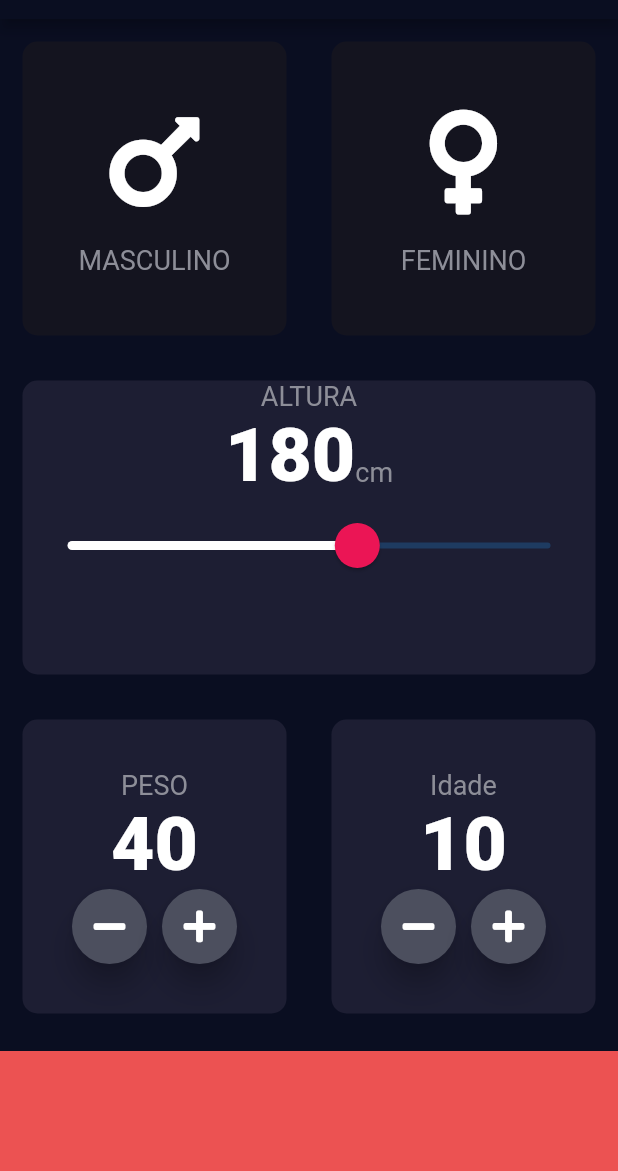
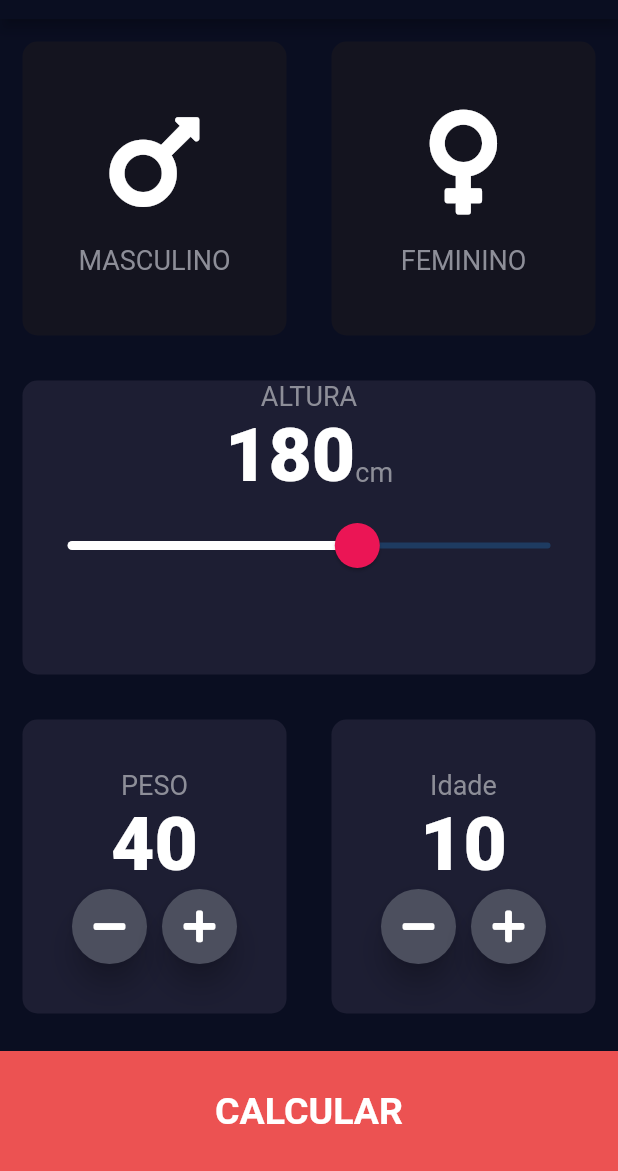
Before and after one commit to eddycn3/estudos_flutter, a Flutter app: the screen it shows after launch, on a phone screen of 412 x 824 dp, the part 65-1236 px from its top. Run offline on Flutter 3.47's test engine with Material 2 defaults, Android fonts, the phone set to English and light mode, and no system bars; our stand-ins replace audioplayers, font_awesome_flutter, rflutter_alert.

Commit message:
bmi done

```diff
--- a/bmi_calculator/lib/Pages/input_page.dart
+++ b/bmi_calculator/lib/Pages/input_page.dart
@@ -1,14 +1,13 @@
+import 'package:bmi_calculator/calculator_brain.dart';
 import 'package:bmi_calculator/widgets/button_icon.dart';
+import 'package:bmi_calculator/widgets/calc_large_bottom_button.dart';
 import 'package:bmi_calculator/widgets/icon_gender.dart';
 import 'package:bmi_calculator/widgets/reusable_card.dart';
 import 'package:flutter/material.dart';
 import 'package:font_awesome_flutter/font_awesome_flutter.dart';
-
+import '../app_enums.dart';
 import '../constants.dart';
-
-enum GenderType { mars, venus }
-
-enum ButtonType { minus, plus }
+import "result_page.dart";
 
 class InputPage extends StatefulWidget {
   @override
@@ -16,18 +15,17 @@ class InputPage extends StatefulWidget {
 }
 
 class _InputPageState extends State<InputPage> {
-  GenderType selectedGender;
-  int height = 180;
-  int peso = 40;
-  int idade = 10;
+  GenderType _selectedGender;
+  int _altura = 180;
+  int _peso = 40;
+  int _idade = 10;
 
   setPeso(ButtonType btnT) {
-    var pVar = peso;
     setState(() {
       if (btnT == ButtonType.minus) {
-        peso--;
+        _peso--;
       } else {
-        peso++;
+        _peso++;
       }
     });
   }
@@ -46,12 +44,12 @@ class _InputPageState extends State<InputPage> {
               children: <Widget>[
                 Expanded(
                   child: ReusableCard(
-                    updateColor: () {
+                    onTapped: () {
                       setState(() {
-                        selectedGender = GenderType.mars;
+                        _selectedGender = GenderType.mars;
                       });
                     },
-                    reusableCardColor: selectedGender == GenderType.mars
+                    reusableCardColor: _selectedGender == GenderType.mars
                         ? kactiveColor
                         : kinactiveColor,
                     reusableCardChild: IconGender(
@@ -62,12 +60,12 @@ class _InputPageState extends State<InputPage> {
                 ),
                 Expanded(
                   child: ReusableCard(
-                    updateColor: () {
+                    onTapped: () {
                       setState(() {
-                        selectedGender = GenderType.venus;
+                        _selectedGender = GenderType.venus;
                       });
                     },
-                    reusableCardColor: selectedGender == GenderType.venus
+                    reusableCardColor: _selectedGender == GenderType.venus
                         ? kactiveColor
                         : kinactiveColor,
                     reusableCardChild: IconGender(
@@ -93,7 +91,7 @@ class _InputPageState extends State<InputPage> {
                   textBaseline: TextBaseline.alphabetic,
                   children: <Widget>[
                     Text(
-                      height.toString(),
+                      _altura.toString(),
                       style: knumberStyle,
                     ),
                     Text(
@@ -112,12 +110,12 @@ class _InputPageState extends State<InputPage> {
                       overlayShape:
                           RoundSliderOverlayShape(overlayRadius: 30.0)),
                   child: Slider(
-                    value: height.toDouble(),
+                    value: _altura.toDouble(),
                     min: 120.0,
                     max: 220.0,
                     onChanged: (double newValue) {
                       setState(() {
-                        height = newValue.round();
+                        _altura = newValue.round();
                       });
                     },
                   ),
@@ -139,7 +137,7 @@ class _InputPageState extends State<InputPage> {
                         style: klabelStyle,
                       ),
                       Text(
-                        peso.toString(),
+                        _peso.toString(),
                         style: knumberStyle,
                       ),
                       Row(
@@ -177,7 +175,7 @@ class _InputPageState extends State<InputPage> {
                         style: klabelStyle,
                       ),
                       Text(
-                        (idade = idade > 0 ? idade : 10).toString(),
+                        (_idade = _idade > 0 ? _idade : 10).toString(),
                         style: knumberStyle,
                       ),
                       Row(
@@ -187,7 +185,7 @@ class _InputPageState extends State<InputPage> {
                             icon: FontAwesomeIcons.minus,
                             onClick: () {
                               setState(() {
-                                idade--;
+                                _idade--;
                               });
                             },
                           ),
@@ -198,7 +196,7 @@ class _InputPageState extends State<InputPage> {
                             icon: FontAwesomeIcons.plus,
                             onClick: () {
                               setState(() {
-                                idade++;
+                                _idade++;
                               });
                             },
                           )
@@ -210,11 +208,15 @@ class _InputPageState extends State<InputPage> {
               ],
             ),
           ),
-          Container(
-            color: kfooterColor,
-            height: kfooterHight,
-            width: double.infinity,
-            margin: EdgeInsets.only(top: 10.0),
+          CalcLargeBottomButton(
+            textAction: "CALCULAR",
+            goTo: () => {
+              Navigator.push(
+                  context,
+                  MaterialPageRoute(
+                      builder: (context) => ResultPage(
+                          new CalculadorBrain(_altura / 100, _peso))))
+            },
           )
         ],
       ),
--- /dev/null
+++ b/bmi_calculator/lib/app_enums.dart
@@ -0,0 +1,2 @@
+enum GenderType { mars, venus }
+enum ButtonType { minus, plus }
--- a/bmi_calculator/lib/constants.dart
+++ b/bmi_calculator/lib/constants.dart
@@ -14,3 +14,8 @@ const knumberStyle = TextStyle(
   fontSize: 50,
   fontWeight: FontWeight.w900,
 );
+
+const klargeLabelButton = TextStyle(
+  fontSize: 25,
+  fontWeight: FontWeight.bold,
+);
--- /dev/null
+++ b/bmi_calculator/lib/widgets/calc_large_bottom_button.dart
@@ -0,0 +1,24 @@
+import 'package:flutter/material.dart';
+import '../constants.dart';
+
+class CalcLargeBottomButton extends StatelessWidget {
+  CalcLargeBottomButton({this.textAction, this.goTo});
+
+  final String textAction;
+  final Function goTo;
+
+  @override
+  Widget build(BuildContext context) {
+    return GestureDetector(
+      onTap: goTo,
+      child: Container(
+        alignment: Alignment.center,
+        child: Text(textAction, style: klargeLabelButton),
+        color: kfooterColor,
+        height: kfooterHight,
+        width: double.infinity,
+        margin: EdgeInsets.only(top: 10.0),
+      ),
+    );
+  }
+}
--- a/bmi_calculator/lib/widgets/reusable_card.dart
+++ b/bmi_calculator/lib/widgets/reusable_card.dart
@@ -4,15 +4,15 @@ class ReusableCard extends StatelessWidget {
   ReusableCard(
       {@required this.reusableCardColor,
       this.reusableCardChild,
-      this.updateColor});
+      this.onTapped});
 
   final Color reusableCardColor;
   final Widget reusableCardChild;
-  final Function updateColor;
+  final Function onTapped;
   @override
   Widget build(BuildContext context) {
     return GestureDetector(
-      onTap: updateColor,
+      onTap: onTapped,
       child: Container(
         child: reusableCardChild,
         margin: EdgeInsets.all(15),
```
Also changed, not shown: bmi_calculator/lib/Pages/result_page.dart (added, +69 -0 lines), bmi_calculator/lib/calculator_brain.dart (added, +51 -0 lines).
